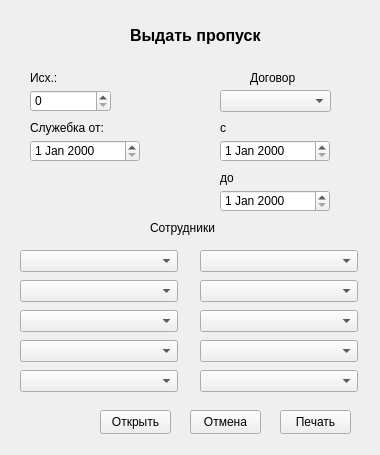
Old version of the form my_helper/notebook/designer_ui/pass_get.ui in the repository SmolPO/vertical.
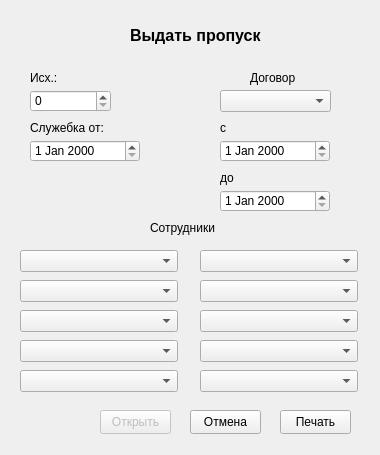
New version of the form.

Diff of the .ui file:
```diff
--- a/my_helper/notebook/designer_ui/pass_get.ui
+++ b/my_helper/notebook/designer_ui/pass_get.ui
@@ -190,6 +190,9 @@
    </property>
   </widget>
   <widget class="QPushButton" name="b_open">
+   <property name="enabled">
+    <bool>false</bool>
+   </property>
    <property name="geometry">
     <rect>
      <x>100</x>
```
Left out of the diff: 3 changed lines with no effect on the pictures.
